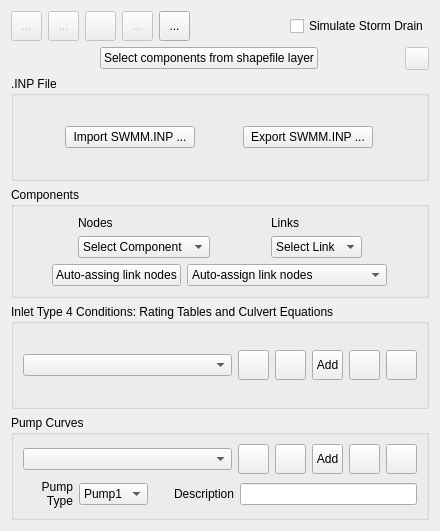
This is flo2d/ui/storm_drain_editor.ui in FLO-2DSoftware/qgis-flo-2d-plugin as Qt 5 draws it before an edit. The edited form follows.
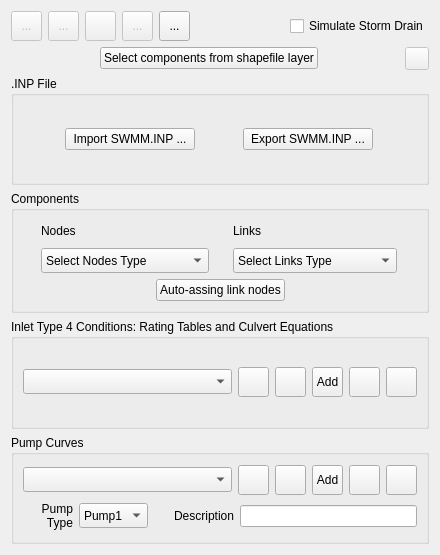
This is the edited form. Icons and pictures are not drawn.

Commit message: Add info message with result at end of 'Auto-assign..."

Patch:
```diff
--- a/flo2d/ui/storm_drain_editor.ui
+++ b/flo2d/ui/storm_drain_editor.ui
@@ -7,7 +7,7 @@
     <x>0</x>
     <y>0</y>
     <width>440</width>
-    <height>531</height>
+    <height>555</height>
    </rect>
   </property>
   <property name="minimumSize">
@@ -349,19 +349,60 @@
      <property name="title">
       <string>Components</string>
      </property>
+     <layout class="QGridLayout" name="gridLayout_7">
+      <item row="0" column="0">
      <layout class="QGridLayout" name="gridLayout_3">
       <item row="0" column="0">
-       <layout class="QHBoxLayout" name="horizontalLayout_4">
-        <item>
-         <layout class="QVBoxLayout" name="verticalLayout_2">
-          <item>
            <widget class="QLabel" name="label_2">
+          <property name="sizePolicy">
+           <sizepolicy hsizetype="Fixed" vsizetype="Fixed">
+            <horstretch>0</horstretch>
+            <verstretch>0</verstretch>
+           </sizepolicy>
+          </property>
+          <property name="minimumSize">
+           <size>
+            <width>164</width>
+            <height>22</height>
+           </size>
+          </property>
+          <property name="maximumSize">
+           <size>
+            <width>164</width>
+            <height>22</height>
+           </size>
+          </property>
             <property name="text">
              <string>Nodes</string>
             </property>
            </widget>
           </item>
-          <item>
+        <item row="0" column="1">
+         <widget class="QLabel" name="label">
+          <property name="sizePolicy">
+           <sizepolicy hsizetype="Fixed" vsizetype="Fixed">
+            <horstretch>0</horstretch>
+            <verstretch>0</verstretch>
+           </sizepolicy>
+          </property>
+          <property name="minimumSize">
+           <size>
+            <width>164</width>
+            <height>22</height>
+           </size>
+          </property>
+          <property name="maximumSize">
+           <size>
+            <width>164</width>
+            <height>22</height>
+           </size>
+          </property>
+          <property name="text">
+           <string>Links</string>
+          </property>
+         </widget>
+        </item>
+        <item row="1" column="0">
            <widget class="QComboBox" name="SD_nodes_components_cbo">
             <property name="sizePolicy">
              <sizepolicy hsizetype="Fixed" vsizetype="Fixed">
@@ -371,19 +412,28 @@
             </property>
             <property name="minimumSize">
              <size>
-              <width>0</width>
-              <height>22</height>
+            <width>168</width>
+            <height>25</height>
              </size>
             </property>
             <property name="maximumSize">
              <size>
-              <width>16777215</width>
-              <height>22</height>
-             </size>
-            </property>
+            <width>168</width>
+            <height>25</height>
+           </size>
+          </property>
+          <property name="sizeIncrement">
+           <size>
+            <width>0</width>
+            <height>0</height>
+           </size>
+          </property>
+          <property name="currentText">
+           <string>Select Nodes Type</string>
+          </property>
             <item>
              <property name="text">
-              <string>Select Component</string>
+            <string>Select Nodes Type</string>
              </property>
             </item>
             <item>
@@ -403,18 +453,7 @@
             </item>
            </widget>
           </item>
-         </layout>
-        </item>
-        <item>
-         <layout class="QVBoxLayout" name="verticalLayout">
-          <item>
-           <widget class="QLabel" name="label">
-            <property name="text">
-             <string>Links</string>
-            </property>
-           </widget>
-          </item>
-          <item>
+        <item row="1" column="1">
            <widget class="QComboBox" name="SD_links_components_cbo">
             <property name="sizePolicy">
              <sizepolicy hsizetype="Fixed" vsizetype="Fixed">
@@ -424,22 +463,22 @@
             </property>
             <property name="minimumSize">
              <size>
-              <width>0</width>
-              <height>22</height>
+            <width>164</width>
+            <height>25</height>
              </size>
             </property>
             <property name="maximumSize">
              <size>
-              <width>16777215</width>
-              <height>22</height>
+            <width>164</width>
+            <height>25</height>
              </size>
             </property>
             <property name="currentText">
-             <string>Select Link</string>
+           <string>Select Links Type</string>
             </property>
             <item>
              <property name="text">
-              <string>Select Link</string>
+            <string>Select Links Type</string>
              </property>
             </item>
             <item>
@@ -466,8 +505,6 @@
           </item>
          </layout>
         </item>
-       </layout>
-      </item>
       <item row="1" column="0">
        <layout class="QHBoxLayout" name="horizontalLayout_3">
         <item>
@@ -490,56 +527,6 @@
           </property>
          </widget>
         </item>
-        <item>
-         <widget class="QComboBox" name="SD_auto_assign_link_nodes_cbo">
-          <property name="sizePolicy">
-           <sizepolicy hsizetype="Fixed" vsizetype="Fixed">
-            <horstretch>0</horstretch>
-            <verstretch>0</verstretch>
-           </sizepolicy>
-          </property>
-          <property name="minimumSize">
-           <size>
-            <width>200</width>
-            <height>22</height>
-           </size>
-          </property>
-          <property name="maximumSize">
-           <size>
-            <width>200</width>
-            <height>22</height>
-           </size>
-          </property>
-          <property name="currentText">
-           <string>Auto-assign link nodes</string>
-          </property>
-          <item>
-           <property name="text">
-            <string>Auto-assign link nodes</string>
-           </property>
-          </item>
-          <item>
-           <property name="text">
-            <string>Conduits</string>
-           </property>
-          </item>
-          <item>
-           <property name="text">
-            <string>Pumps</string>
-           </property>
-          </item>
-          <item>
-           <property name="text">
-            <string>Orificies</string>
-           </property>
-          </item>
-          <item>
-           <property name="text">
-            <string>Weirs</string>
-           </property>
-          </item>
-         </widget>
-        </item>
         <item>
          <spacer name="horizontalSpacer_5">
           <property name="orientation">
@@ -589,13 +576,13 @@
           <property name="minimumSize">
            <size>
             <width>0</width>
-            <height>22</height>
+            <height>25</height>
            </size>
           </property>
           <property name="maximumSize">
            <size>
             <width>16777215</width>
-            <height>22</height>
+            <height>25</height>
            </size>
           </property>
           <property name="maxVisibleItems">
@@ -787,13 +774,13 @@
           <property name="minimumSize">
            <size>
             <width>0</width>
-            <height>22</height>
+            <height>25</height>
            </size>
           </property>
           <property name="maximumSize">
            <size>
             <width>16777215</width>
-            <height>22</height>
+            <height>25</height>
            </size>
           </property>
           <property name="insertPolicy">
@@ -1012,13 +999,13 @@
             <property name="minimumSize">
              <size>
               <width>0</width>
-              <height>22</height>
+              <height>25</height>
              </size>
             </property>
             <property name="maximumSize">
              <size>
               <width>16777215</width>
-              <height>22</height>
+              <height>25</height>
              </size>
             </property>
             <property name="currentText">
```
Lines whose indentation alone changed are shown as unchanged. The commit also changes 1 other file.
